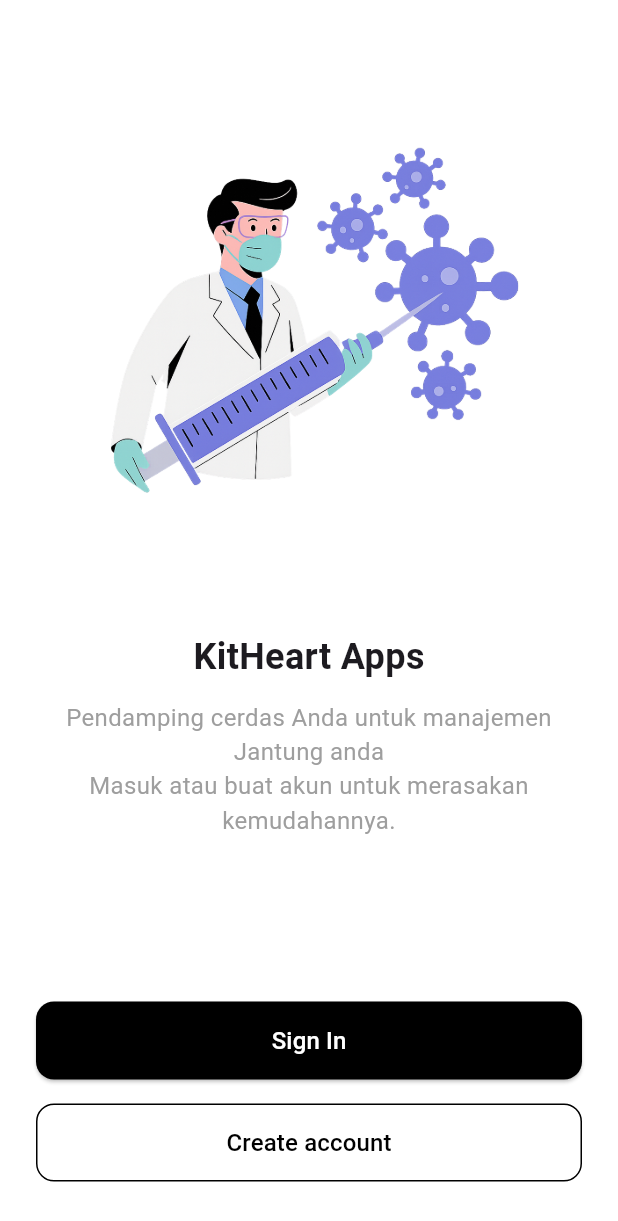
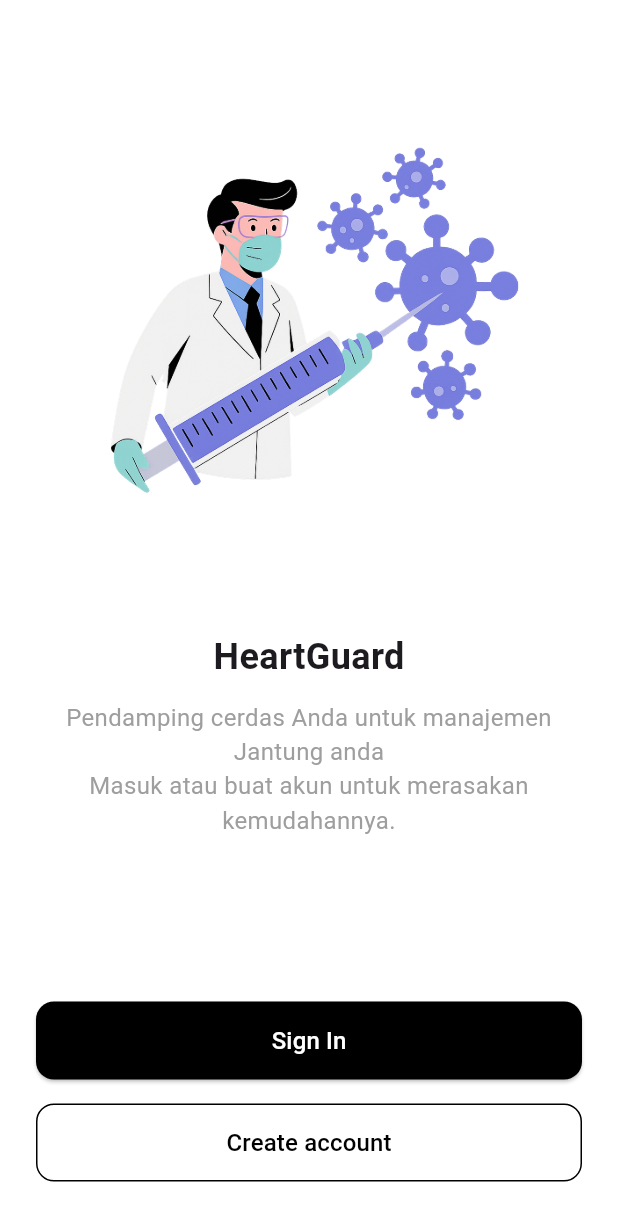
Before and after one commit to iFannJR/Apps_Flutter, a Flutter app: the screen it shows after launch, on a phone screen of 412 x 824 dp. Shown: the top 1221 px of the screen. Run offline on Flutter 3.47's test engine with Material 3 defaults, Android fonts, the phone set to English and light mode, and no system bars; our stand-ins replace fl_chart.

Commit message:
Update main.dart

```diff
--- a/flutter_application_1/lib/main.dart
+++ b/flutter_application_1/lib/main.dart
@@ -2,7 +2,6 @@ import 'package:flutter/material.dart';
 import 'create_account.dart';
 import 'login_page.dart';
 // import 'package:awesome_snackbar_content/awesome_snackbar_content.dart';
-
 
 void main() {
   runApp(const MyApp());
@@ -43,7 +42,7 @@ class OnboardingPage extends StatelessWidget {
               ),
               const SizedBox(height: 48),
               const Text(
-                'KitHeart Apps',
+                'HeartGuard',
                 style: TextStyle(fontSize: 24, fontWeight: FontWeight.bold),
               ),
               const SizedBox(height: 12),
```
